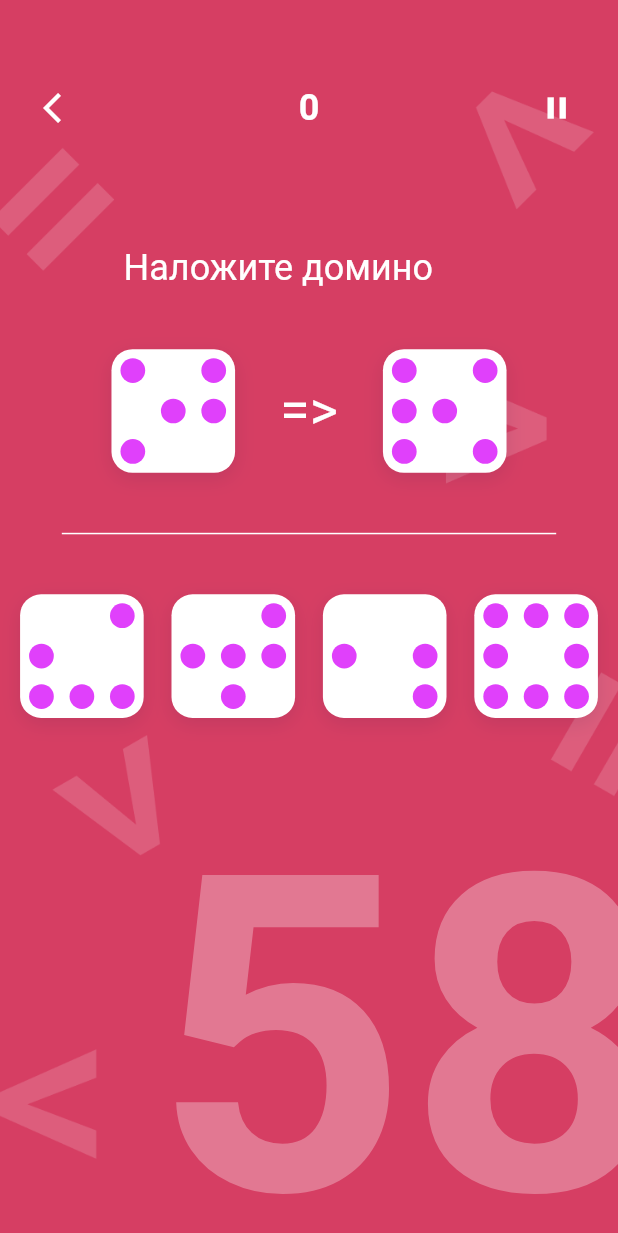
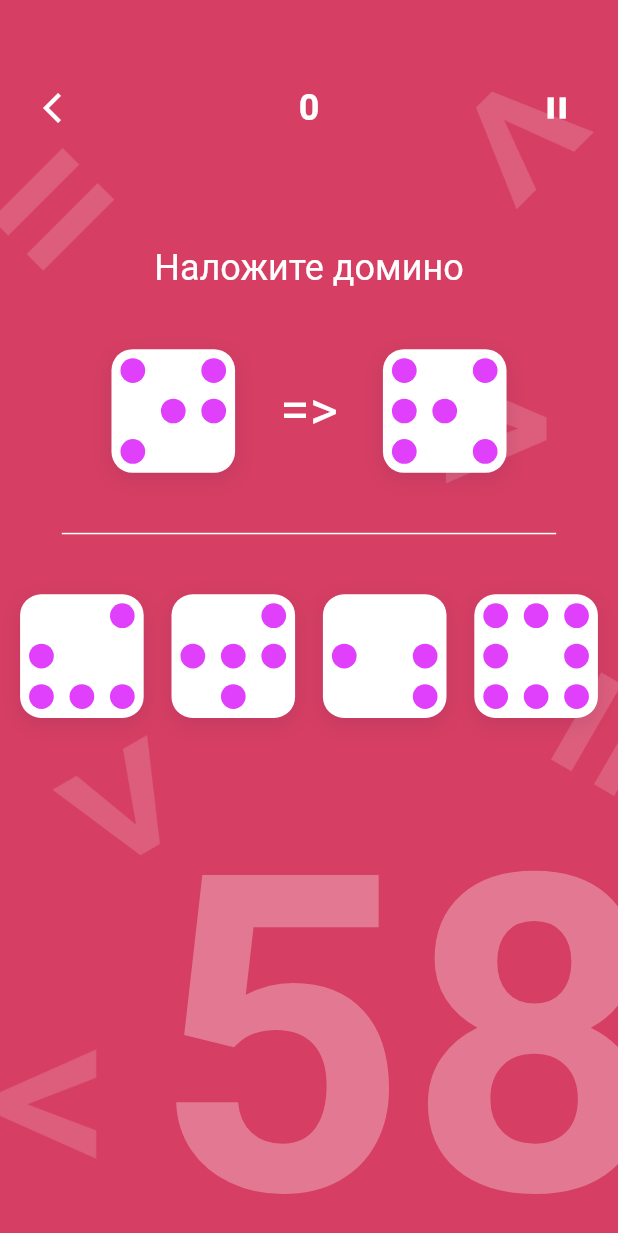
Before and after one commit to LevQo/brain_flower, a Flutter app: the DominoesGameScreen screen opened by its route, on a phone screen of 412 x 824 dp. Shown: the top 1233 px of the screen. Run offline on Flutter 3.47's test engine with Material 2 defaults, Android fonts, the phone set to English and light mode, and no system bars; drawn by our look-alikes of auto_size_text; our stand-ins replace equatable, flutter_bloc.

Commit message:
UI and business logic for Find Object Game

```diff
--- a/lib/blocs/find_number_game/find_number_game_bloc.dart
+++ b/lib/blocs/find_number_game/find_number_game_bloc.dart
@@ -2,7 +2,7 @@ import 'dart:math';
 
 import 'package:brain_flower/blocs/find_number_game/find_number_game_event.dart';
 import 'package:brain_flower/blocs/find_number_game/find_number_game_state.dart';
-import 'package:brain_flower/data/find_number_game/FindNumberModel.dart';
+import 'package:brain_flower/data/find_number_game/find_number_model.dart';
 import 'package:brain_flower/data/find_number_game/number_types_find_numbers.dart';
 import 'package:brain_flower/resources/colors.dart';
 import 'package:brain_flower/resources/constants.dart';
--- a/lib/blocs/find_number_game/find_number_game_state.dart
+++ b/lib/blocs/find_number_game/find_number_game_state.dart
@@ -1,4 +1,4 @@
-import 'package:brain_flower/data/find_number_game/FindNumberModel.dart';
+import 'package:brain_flower/data/find_number_game/find_number_model.dart';
 import 'package:flutter/cupertino.dart';
 
 class FindNumberGameState {
--- /dev/null
+++ b/lib/data/find_object_game/find_objects_game_types.dart
@@ -0,0 +1 @@
+enum FindObjectGameTypes { TEXT, COLOR }
--- a/lib/screens/dominoes_game/dominoes_game_screen.dart
+++ b/lib/screens/dominoes_game/dominoes_game_screen.dart
@@ -5,7 +5,9 @@ import 'package:brain_flower/resources/colors.dart';
 import 'package:brain_flower/resources/drawables.dart';
 import 'package:brain_flower/widgets/custom_app_bar.dart';
 import 'package:brain_flower/widgets/custom_timer.dart';
+import 'package:brain_flower/widgets/dominoes_game/domino_widget.dart';
 import 'package:brain_flower/widgets/title_text.dart';
+import 'package:brain_flower/widgets/white_divider.dart';
 import 'package:flutter/material.dart';
 import 'package:flutter_bloc/flutter_bloc.dart';
 
@@ -82,11 +84,7 @@ class DominoesGameScreen extends StatelessWidget {
                 ],
               ),
               SizedBox(height: 40.0),
-              Container(
-                color: Colors.white,
-                width: MediaQuery.of(context).size.width * 0.8,
-                height: 1.0,
-              ),
+              WhiteDivider(),
               SizedBox(height: 40.0),
               Row(
                 mainAxisAlignment: MainAxisAlignment.spaceAround,
@@ -115,72 +113,3 @@ class DominoesGameScreen extends StatelessWidget {
     return answerDominoes;
   }
 }
-
-class Domino extends StatelessWidget {
-  final List<bool> dots;
-
-  const Domino({@required this.dots});
-
-  @override
-  Widget build(BuildContext context) {
-    return Container(
-      width: MediaQuery.of(context).size.width * 0.2,
-      height: MediaQuery.of(context).size.width * 0.2,
-      decoration: BoxDecoration(
-          borderRadius: BorderRadius.circular(14.0),
-          boxShadow: [
-            BoxShadow(
-              blurRadius: 10.0,
-              color: CustomColors.defaultShadowColor,
-              offset: Offset(0.0, 4.0),
-            )
-          ],
-          color: Colors.white),
-      child: Padding(
-        padding: const EdgeInsets.all(6.0),
-        child: Column(
-          mainAxisAlignment: MainAxisAlignment.spaceBetween,
-          children: <Widget>[
-            Row(
-              mainAxisAlignment: MainAxisAlignment.spaceBetween,
-              children: _buildDotsRange(context, 0, 2),
-            ),
-            Row(
-              mainAxisAlignment: MainAxisAlignment.spaceBetween,
-              children: _buildDotsRange(context, 3, 5),
-            ),
-            Row(
-              mainAxisAlignment: MainAxisAlignment.spaceBetween,
-              children: _buildDotsRange(context, 6, 8),
-            ),
-          ],
-        ),
-      ),
-    );
-  }
-
-  List<Widget> _buildDotsRange(
-      BuildContext context, int startIndex, int endIndex) {
-    final dominoDots = <Widget>[];
-    for (int i = startIndex; i <= endIndex; i++) {
-      var dot = _buildDominoDot(context, dots[i]);
-      dominoDots.add(dot);
-    }
-    return dominoDots;
-  }
-
-  Container _buildDominoDot(BuildContext context, bool isVisible) {
-    return isVisible
-        ? Container(
-            height: MediaQuery.of(context).size.width * 0.04,
-            width: MediaQuery.of(context).size.width * 0.04,
-            decoration: BoxDecoration(
-                shape: BoxShape.circle, color: Colors.purpleAccent),
-          )
-        : Container(
-            height: MediaQuery.of(context).size.width * 0.04,
-            width: MediaQuery.of(context).size.width * 0.04,
-            color: Colors.white,
-          );
-  }
-}
--- /dev/null
+++ b/lib/widgets/dominoes_game/domino_widget.dart
@@ -0,0 +1,71 @@
+import 'package:brain_flower/resources/colors.dart';
+import 'package:flutter/material.dart';
+
+class Domino extends StatelessWidget {
+  final List<bool> dots;
+
+  const Domino({@required this.dots});
+
+  @override
+  Widget build(BuildContext context) {
+    return Container(
+      width: MediaQuery.of(context).size.width * 0.2,
+      height: MediaQuery.of(context).size.width * 0.2,
+      decoration: BoxDecoration(
+          borderRadius: BorderRadius.circular(14.0),
+          boxShadow: [
+            BoxShadow(
+              blurRadius: 10.0,
+              color: CustomColors.defaultShadowColor,
+              offset: Offset(0.0, 4.0),
+            )
+          ],
+          color: Colors.white),
+      child: Padding(
+        padding: const EdgeInsets.all(6.0),
+        child: Column(
+          mainAxisAlignment: MainAxisAlignment.spaceBetween,
+          children: <Widget>[
+            Row(
+              mainAxisAlignment: MainAxisAlignment.spaceBetween,
+              children: _buildDotsRange(context, 0, 2),
+            ),
+            Row(
+              mainAxisAlignment: MainAxisAlignment.spaceBetween,
+              children: _buildDotsRange(context, 3, 5),
+            ),
+            Row(
+              mainAxisAlignment: MainAxisAlignment.spaceBetween,
+              children: _buildDotsRange(context, 6, 8),
+            ),
+          ],
+        ),
+      ),
+    );
+  }
+
+  List<Widget> _buildDotsRange(
+      BuildContext context, int startIndex, int endIndex) {
+    final dominoDots = <Widget>[];
+    for (int i = startIndex; i <= endIndex; i++) {
+      var dot = _buildDominoDot(context, dots[i]);
+      dominoDots.add(dot);
+    }
+    return dominoDots;
+  }
+
+  Container _buildDominoDot(BuildContext context, bool isVisible) {
+    return isVisible
+        ? Container(
+      height: MediaQuery.of(context).size.width * 0.04,
+      width: MediaQuery.of(context).size.width * 0.04,
+      decoration: BoxDecoration(
+          shape: BoxShape.circle, color: Colors.purpleAccent),
+    )
+        : Container(
+      height: MediaQuery.of(context).size.width * 0.04,
+      width: MediaQuery.of(context).size.width * 0.04,
+      color: Colors.white,
+    );
+  }
+}
--- a/lib/widgets/title_text.dart
+++ b/lib/widgets/title_text.dart
@@ -72,6 +72,7 @@ class _TitleTextState extends State<TitleText> with TickerProviderStateMixin {
           width: MediaQuery.of(context).size.width * 0.6,
           child: AutoSizeText(
             widget.text,
+            textAlign: TextAlign.center,
             maxLines: 1,
             style: TextStyle(
                 color: !isDefaultColor ? _colorTween.value : Colors.white,
--- /dev/null
+++ b/lib/widgets/white_divider.dart
@@ -0,0 +1,12 @@
+import 'package:flutter/material.dart';
+
+class WhiteDivider extends StatelessWidget {
+  @override
+  Widget build(BuildContext context) {
+    return Container(
+      color: Colors.white,
+      width: MediaQuery.of(context).size.width * 0.8,
+      height: 1.0,
+    );
+  }
+}
```
Also changed, not shown: lib/blocs/find_object_game/find_object_game_bloc.dart (added, +108 -0 lines), lib/blocs/find_object_game/find_object_game_event.dart (added, +24 -0 lines), lib/blocs/find_object_game/find_object_game_state.dart (added, +28 -0 lines), lib/data/find_object_game/find_object_model.dart (added, +12 -0 lines), lib/main.dart (+8 -10 lines), lib/screens/find_object_game/find_object_game_screen.dart (added, +137 -0 lines), lib/data/find_number_game/find_number_model.dart (renamed from lib/data/find_number_game/FindNumberModel.dart).
